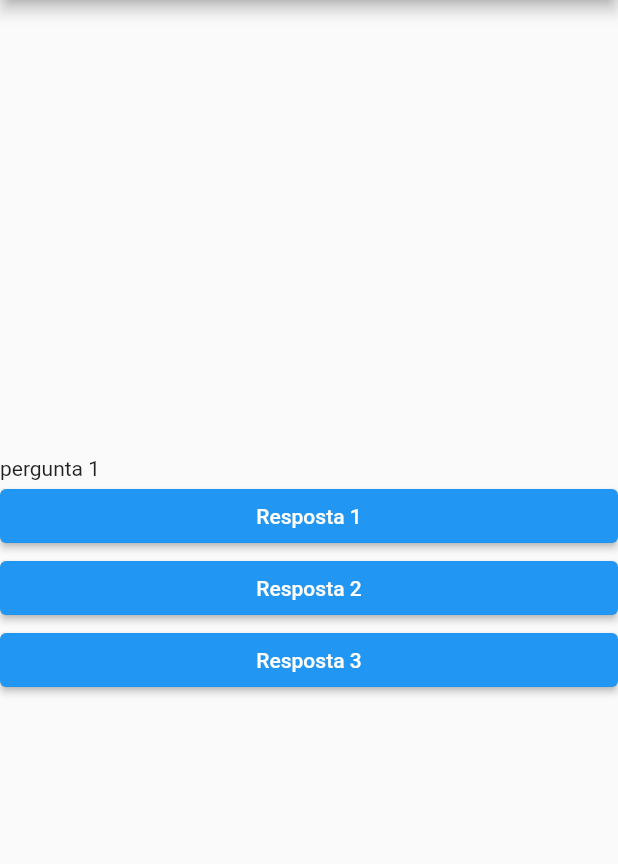
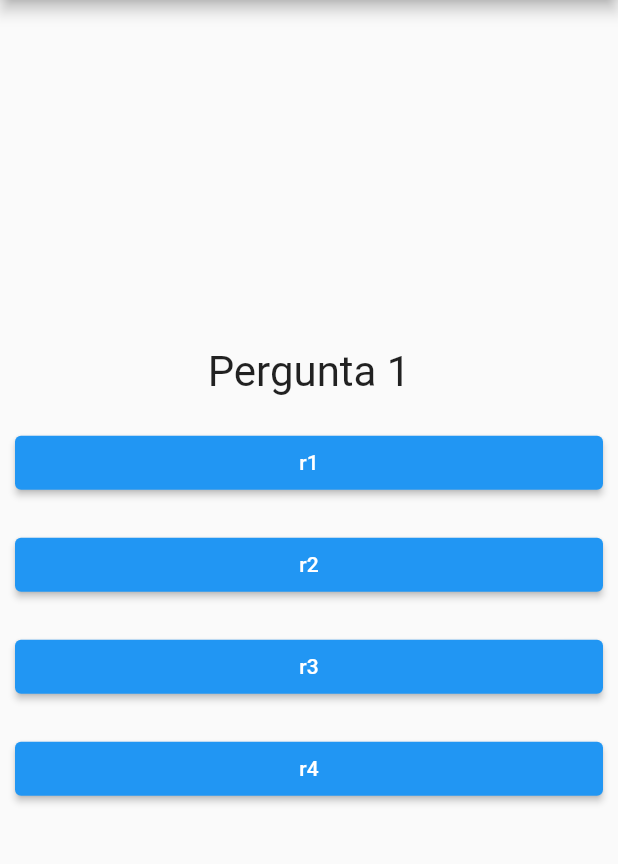
Before and after one commit to julianojstavares/flutter_quiz, a Flutter app: the screen it shows after launch, on a phone screen of 412 x 824 dp, the part 84-948 px from its top. Run offline on Flutter 3.47's test engine with Material 2 defaults, Android fonts, the phone set to English and light mode, and no system bars.

Commit message:
Seção 2, aula 54

```diff
--- a/lib/app.dart
+++ b/lib/app.dart
@@ -1,8 +1,9 @@
 import 'package:flutter/foundation.dart';
 import 'package:flutter/material.dart';
+import 'package:flutter_quiz/questao.dart';
+import 'package:flutter_quiz/resposta.dart';
 
 class App extends StatefulWidget {
-
   const App({super.key});
 
   @override
@@ -10,18 +11,46 @@ class App extends StatefulWidget {
 }
 
 class _AppState extends State<App> {
-  void responder() {
-    if (kDebugMode) {
-      print("Pergunta respondida");
+  int _perguntaSelecionada = 0;
+  final List<Map<String, Object>> _perguntas = [
+    {
+      'texto': "Pergunta 1",
+      'respostas': ['r1', 'r2', 'r3', 'r4']
+    },
+    {
+      'texto': "Pergunta 2",
+      'respostas': ['r1', 'r2', 'r3', 'r4']
+    },
+    {
+      'texto': "Pergunta 3",
+      'respostas': ['r1', 'r2', 'r3', 'r4']
+    },
+    {
+      'texto': "Pergunta 4",
+      'respostas': ['r1', 'r2', 'r3', 'r4']
+    },
+  ];
+
+  void _responder() {
+    if (temPerguntaSelecionada) {
+      setState(() {
+        _perguntaSelecionada++;
+      });
+      if (kDebugMode) {
+        print("Pergunta selecionada $_perguntaSelecionada");
+      }
     }
+  }
+
+  bool get temPerguntaSelecionada {
+    return _perguntaSelecionada < _perguntas.length;
   }
 
   @override
   Widget build(BuildContext context) {
-    final perguntas = [
-      "pergunta 1",
-      "pergunta 2",
-    ];
+    List<String> respostas = temPerguntaSelecionada
+        ? _perguntas[_perguntaSelecionada]['respostas'] as List<String>
+        : [];
 
     return MaterialApp(
       debugShowCheckedModeBanner: false,
@@ -36,25 +65,18 @@ class _AppState extends State<App> {
           centerTitle: true,
           backgroundColor: Colors.blue,
         ),
-        body: Column(
-          crossAxisAlignment: CrossAxisAlignment.stretch,
-          mainAxisAlignment: MainAxisAlignment.center,
-          children: [
-            Text(perguntas[0]),
-            ElevatedButton(
-              onPressed: responder,
-              child: const Text("Resposta 1"),
-            ),
-            ElevatedButton(
-              onPressed: responder,
-              child: const Text("Resposta 2"),
-            ),
-            ElevatedButton(
-              onPressed: responder,
-              child: const Text("Resposta 3"),
-            ),
-          ],
-        ),
+        body: temPerguntaSelecionada
+            ? Column(
+                crossAxisAlignment: CrossAxisAlignment.stretch,
+                mainAxisAlignment: MainAxisAlignment.center,
+                children: [
+                  Questao(_perguntas[_perguntaSelecionada]['texto'].toString()),
+                  ...respostas
+                      .map((texto) => Resposta(texto, _responder))
+                      .toList(),
+                ],
+              )
+            : null,
       ),
     );
   }
--- /dev/null
+++ b/lib/questao.dart
@@ -0,0 +1,19 @@
+import 'package:flutter/material.dart';
+
+class Questao extends StatelessWidget {
+  final String texto;
+  const Questao(this.texto, {super.key});
+
+  @override
+  Widget build(BuildContext context) {
+    return Container(
+      width: double.infinity,
+      margin: const EdgeInsets.all(10),
+      child: Text(
+        texto,
+        style: const TextStyle(fontSize: 28),
+        textAlign: TextAlign.center,
+      ),
+    );
+  }
+}
--- /dev/null
+++ b/lib/resposta.dart
@@ -0,0 +1,19 @@
+import 'package:flutter/material.dart';
+
+class Resposta extends StatelessWidget {
+  final String texto;
+  final void Function() onPressed;
+
+  const Resposta(this.texto, this.onPressed, {super.key});
+
+  @override
+  Widget build(BuildContext context) {
+    return Container(
+      margin: const EdgeInsets.all(10),
+      child: ElevatedButton(
+        onPressed: onPressed,
+        child: Text(texto),
+      ),
+    );
+  }
+}
--- a/pubspec.yaml
+++ b/pubspec.yaml
@@ -1,4 +1,4 @@
-name: quiz
+name: flutter_quiz
 description: A new Flutter project.
 # The following line prevents the package from being accidentally published to
 # pub.dev using `flutter pub publish`. This is preferred for private packages.
```
